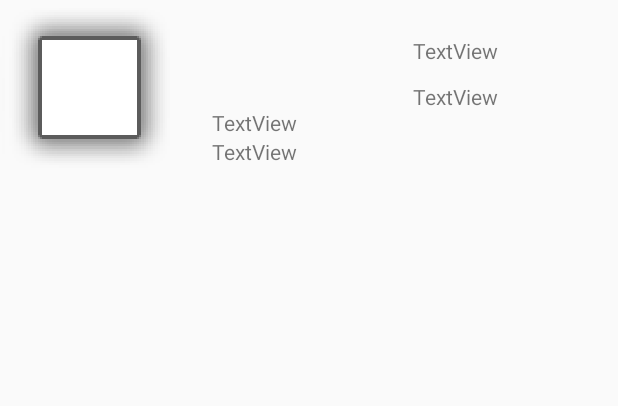
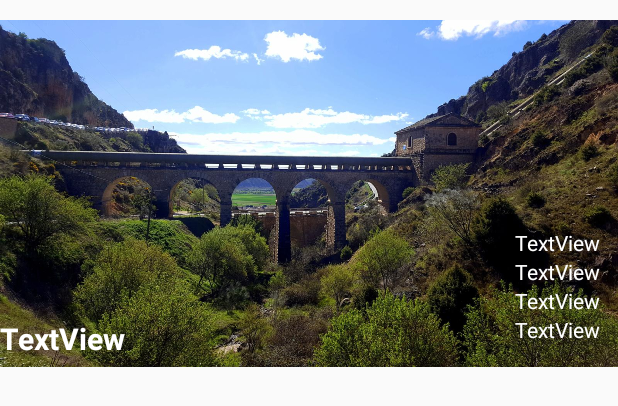
Before and after one commit to adiar14/Proyecto_Integrador_Montanas, an Android app: the layout rv_content.xml on its own in the app's theme, with its tools: preview values and no code run, on a phone screen of 412 x 824 dp. Shown: the top 406 px of the screen. Run offline under Robolectric (Android 15) with nearby library versions, the phone set to English and light mode, and no system bars; Roboto replaces fonts that are not available here.

Commit message:
Modificacion de los reciclerviews

```diff
--- a/app/src/main/java/com/naturex/adiar/proyecto_integrador_montanas/Activities/SplashScreen.java
+++ b/app/src/main/java/com/naturex/adiar/proyecto_integrador_montanas/Activities/SplashScreen.java
@@ -37,7 +37,7 @@ public class SplashScreen extends Activity {
 
 
 
-        homePublicActivity = new Intent(this, LogInActivity.class);
+        homePublicActivity = new Intent(this, HomeActivity.class);
 
 
 
--- a/app/src/main/res/layout/rv_content.xml
+++ b/app/src/main/res/layout/rv_content.xml
@@ -1,5 +1,5 @@
 <?xml version="1.0" encoding="utf-8"?>
-<RelativeLayout
+<AbsoluteLayout
     xmlns:android="http://schemas.android.com/apk/res/android"
     xmlns:app="http://schemas.android.com/apk/res-auto"
     android:layout_width="match_parent"
@@ -7,11 +7,27 @@
 
     <ImageView
         android:id="@+id/ivImagen"
-        android:layout_width="119dp"
-        android:layout_height="129dp"
+        android:layout_width="match_parent"
+        android:layout_height="258dp"
         android:layout_alignParentStart="true"
         android:layout_alignParentTop="true"
-        app:srcCompat="@android:drawable/alert_light_frame" />
+        android:layout_alignParentEnd="true"
+        android:layout_alignParentRight="true"
+        android:layout_marginEnd="0dp"
+        android:layout_marginRight="0dp"
+        app:srcCompat="@drawable/img3" />
+
+    <LinearLayout
+        android:layout_width="match_parent"
+        android:layout_height="wrap_content"
+        android:layout_alignBottom="@+id/ivImagen"
+        android:layout_alignParentTop="true"
+        android:layout_marginTop="125dp"
+        android:layout_marginBottom="30dp"
+        android:layout_x="0dp"
+        android:layout_y="152dp"
+        android:orientation="horizontal">
+
 
         <TextView
             android:id="@+id/tvNombre"
@@ -19,34 +35,45 @@
             android:layout_height="wrap_content"
             android:layout_alignParentStart="true"
             android:layout_alignParentTop="true"
-        android:layout_marginStart="141dp"
-        android:layout_marginTop="24dp" />
+            android:layout_marginTop="60dp"
+            android:text="TextView"
+            android:textColor="@color/colorAccent"
+            android:textSize="20sp"
+            android:textStyle="bold" />
+
+        <LinearLayout
+            android:layout_width="112dp"
+            android:layout_height="90dp"
+            android:layout_marginLeft="260dp"
+            android:orientation="vertical">
 
             <TextView
                 android:id="@+id/tvLongitud"
                 android:layout_width="wrap_content"
                 android:layout_height="wrap_content"
                 android:layout_alignParentTop="true"
-        android:layout_marginTop="72dp"
                 android:layout_toEndOf="@+id/tvNombre"
-        android:text="TextView" />
+                android:text="TextView"
+                android:textColor="@color/colorAccent" />
 
             <TextView
                 android:id="@+id/tvPendiente"
                 android:layout_width="wrap_content"
                 android:layout_height="wrap_content"
+                android:layout_below="@+id/tvLongitud"
                 android:layout_alignStart="@+id/tvNombre"
-        android:layout_below="@+id/tvLongitud"
-        android:text="TextView" />
+                android:text="TextView"
+                android:textColor="@color/colorAccent" />
 
             <TextView
                 android:id="@+id/tvDificultad"
                 android:layout_width="wrap_content"
                 android:layout_height="wrap_content"
+                android:layout_alignTop="@+id/tvNombre"
                 android:layout_alignParentEnd="true"
-        android:layout_alignTop="@+id/tvNombre"
-        android:layout_marginEnd="80dp"
-        android:text="TextView" />
+                android:layout_marginEnd="20dp"
+                android:text="TextView"
+                android:textColor="@color/colorAccent" />
 
             <TextView
                 android:id="@+id/tvSuciedad"
@@ -54,5 +81,8 @@
                 android:layout_height="wrap_content"
                 android:layout_alignStart="@+id/tvDificultad"
                 android:layout_centerVertical="true"
-        android:text="TextView" />
-</RelativeLayout>
+                android:text="TextView"
+                android:textColor="@color/colorAccent" />
+        </LinearLayout>
+    </LinearLayout>
+</AbsoluteLayout>
```
Lines whose indentation alone changed are shown as unchanged.
